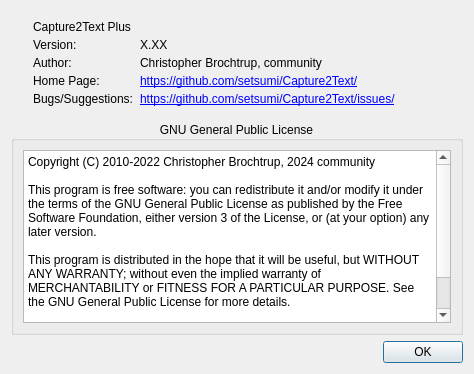
The window that AboutDialog.ui (setsumi/Capture2TextPlus) describes before a commit, drawn with Qt 5.
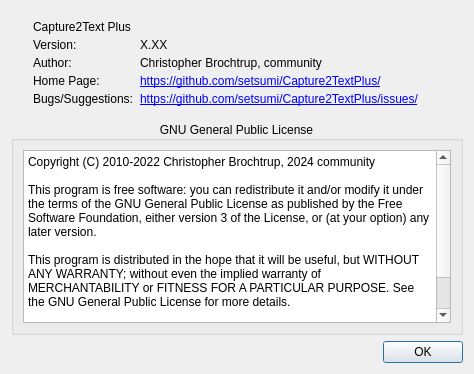
The same window after the commit. Icons and pictures are not drawn.

Commit message: update about info 3

```diff
--- a/AboutDialog.ui
+++ b/AboutDialog.ui
@@ -79,7 +79,7 @@
       <item row="3" column="1">
        <widget class="QLabel" name="labelHomePageLink">
         <property name="text">
-         <string>&lt;a href=&quot;none&quot;&gt;https://github.com/setsumi/Capture2Text/&lt;/a&gt;</string>
+         <string>&lt;a href=&quot;none&quot;&gt;https://github.com/setsumi/Capture2TextPlus/&lt;/a&gt;</string>
         </property>
        </widget>
       </item>
@@ -93,7 +93,7 @@
       <item row="4" column="1">
        <widget class="QLabel" name="label_8">
         <property name="text">
-         <string>&lt;a href=&quot;none&quot;&gt;https://github.com/setsumi/Capture2Text/issues/&lt;/a&gt;</string>
+         <string>&lt;a href=&quot;none&quot;&gt;https://github.com/setsumi/Capture2TextPlus/issues/&lt;/a&gt;</string>
         </property>
        </widget>
       </item>
```
